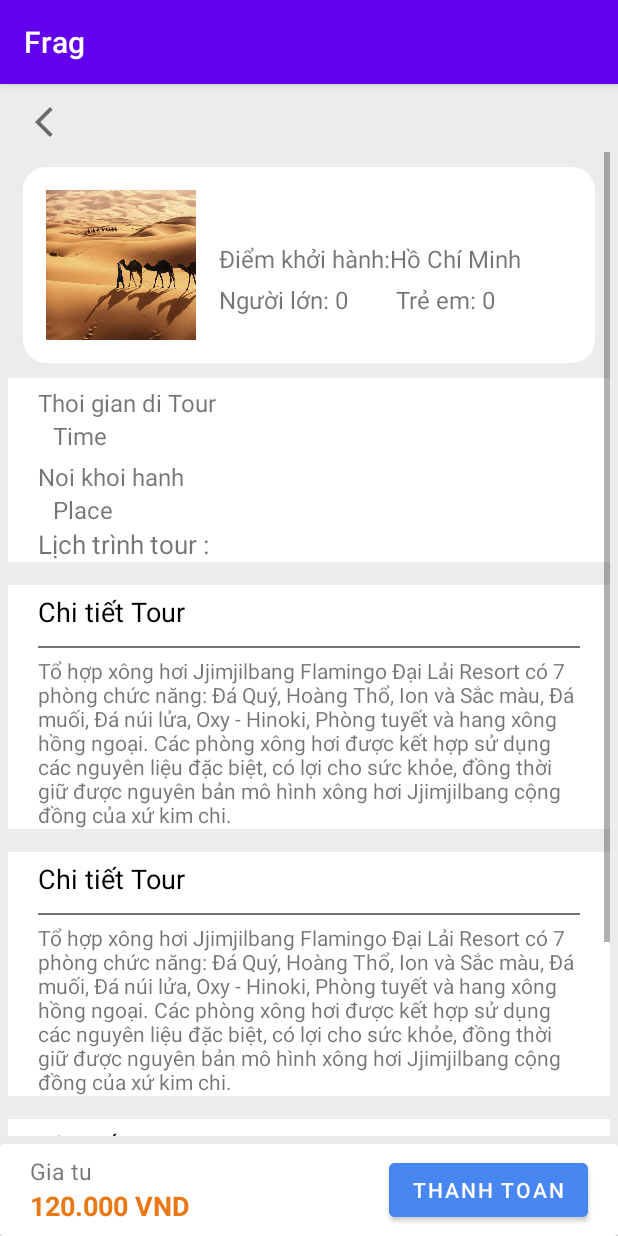
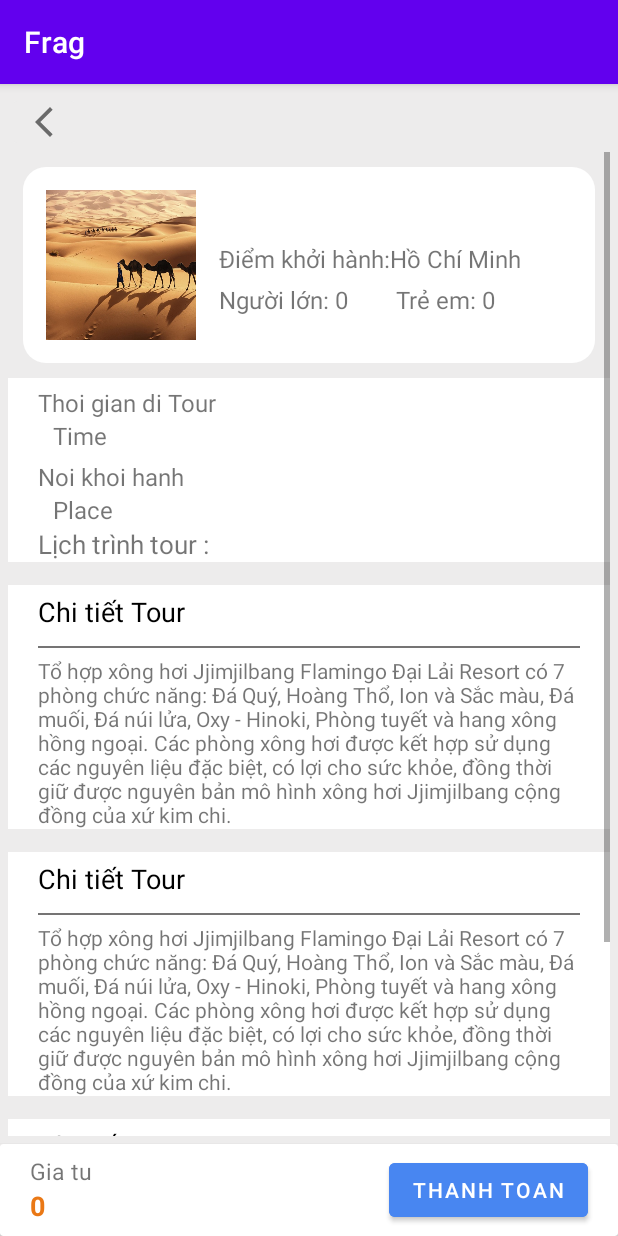
Before and after one commit to XijianVu/tour, an Android app: the Tour_FillInfo screen opened directly, with no data from a screen before it, on a phone screen of 412 x 824 dp. Run offline under Robolectric (Android 15) with nearby library versions, the phone set to English and light mode, and no system bars; 5 statements that could not run were skipped.

Commit message:
total price

```diff
--- a/app/src/main/java/com/example/frag/activity/TourDetails.java
+++ b/app/src/main/java/com/example/frag/activity/TourDetails.java
@@ -64,6 +64,7 @@ public class TourDetails extends AppCompatActivity {
             public void onClick(View view) {
                 Intent intent = new Intent(TourDetails.this, Tour_FindTour.class);
                 intent.putExtra("name", name);
+                intent.putExtra("price", price);
                 startActivity(intent);
             }
         });
--- a/app/src/main/java/com/example/frag/activity/Tour_FillInfo.java
+++ b/app/src/main/java/com/example/frag/activity/Tour_FillInfo.java
@@ -14,7 +14,7 @@ import com.example.frag.R;
 public class Tour_FillInfo extends AppCompatActivity {
     private Button btnPay;
     private TextView tvTitle;
-    private TextView tvTourName, tvPeople_amount, tvChild_amount;
+    private TextView tvTourName, tvPeople_amount, tvChild_amount, tvPrice;
 
     @Override
     protected void onCreate(Bundle savedInstanceState) {
@@ -26,12 +26,16 @@ public class Tour_FillInfo extends AppCompatActivity {
         Bundle bundle = getIntent().getExtras();
 
         String name = bundle.getString("name");
+        String price = bundle.getString("price");
+        int b=Integer.parseInt(price);
+
         int people_amount = bundle.getInt("_counter_people");
         int child_amount = bundle.getInt("_counter_child");
         Toast.makeText(Tour_FillInfo.this, "_counter_people"+people_amount + "_counter_child"+child_amount ,Toast.LENGTH_LONG).show();
 
         tvTitle.setText(name);
         tvTourName.setText(name);
+        tvPrice.setText(String.valueOf(people_amount*b+child_amount*b));
         tvPeople_amount.setText(String.valueOf(people_amount));
         tvChild_amount.setText(String.valueOf(child_amount));
 
@@ -53,6 +57,8 @@ public class Tour_FillInfo extends AppCompatActivity {
 
         tvPeople_amount = findViewById(R.id.tvPeople_amount);
         tvChild_amount = findViewById(R.id.tvChild_amount);
+        tvPrice = findViewById(R.id.tvPrice);
+
 
     }
 }
--- a/app/src/main/java/com/example/frag/activity/Tour_FindTour.java
+++ b/app/src/main/java/com/example/frag/activity/Tour_FindTour.java
@@ -31,6 +31,7 @@ public class Tour_FindTour extends AppCompatActivity {
 
         Bundle bundle = getIntent().getExtras();
         String name = bundle.getString("name");
+        String price = bundle.getString("price");
 
         tvTitle.setText(name);
         tvTourName.setText(name);
@@ -105,6 +106,7 @@ public class Tour_FindTour extends AppCompatActivity {
             public void onClick(View view) {
                 Intent intent = new Intent(Tour_FindTour.this, Tour_FillInfo.class);
                 intent.putExtra("name", name);
+                intent.putExtra("price", price);
                 intent.putExtra("_counter_people", _counter_people);
                 intent.putExtra("_counter_child", _counter_child);
 
```
Also changed, not shown: app/src/main/java/com/example/frag/fragment/HomeFragment.java (+6 -6 lines).
